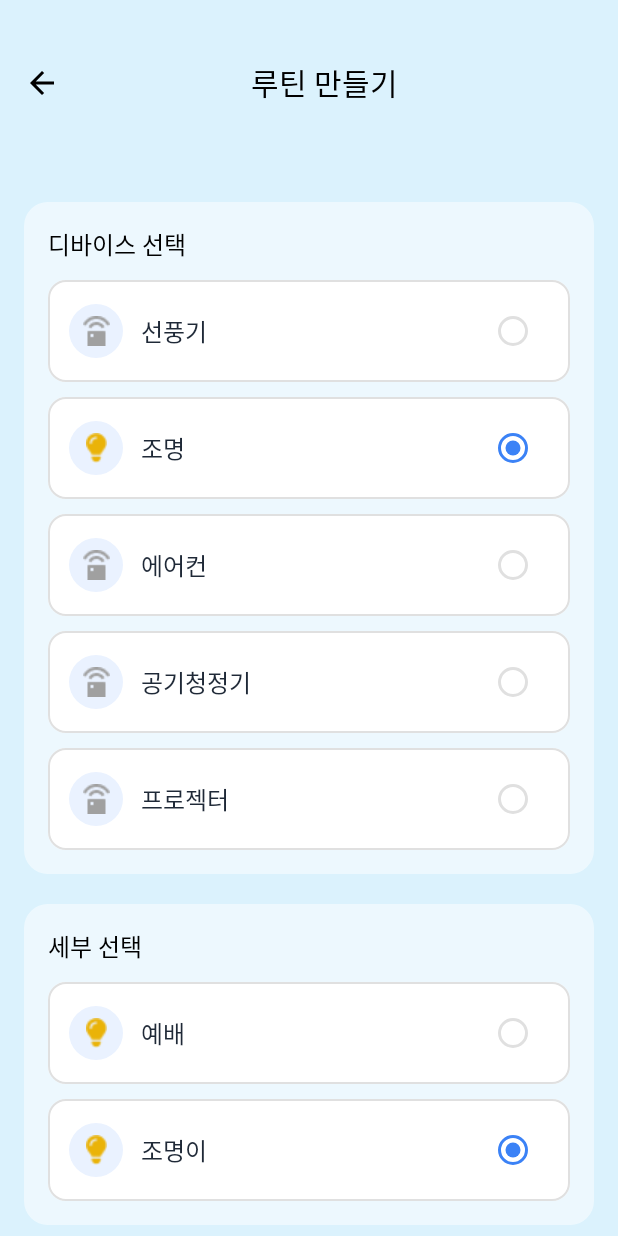
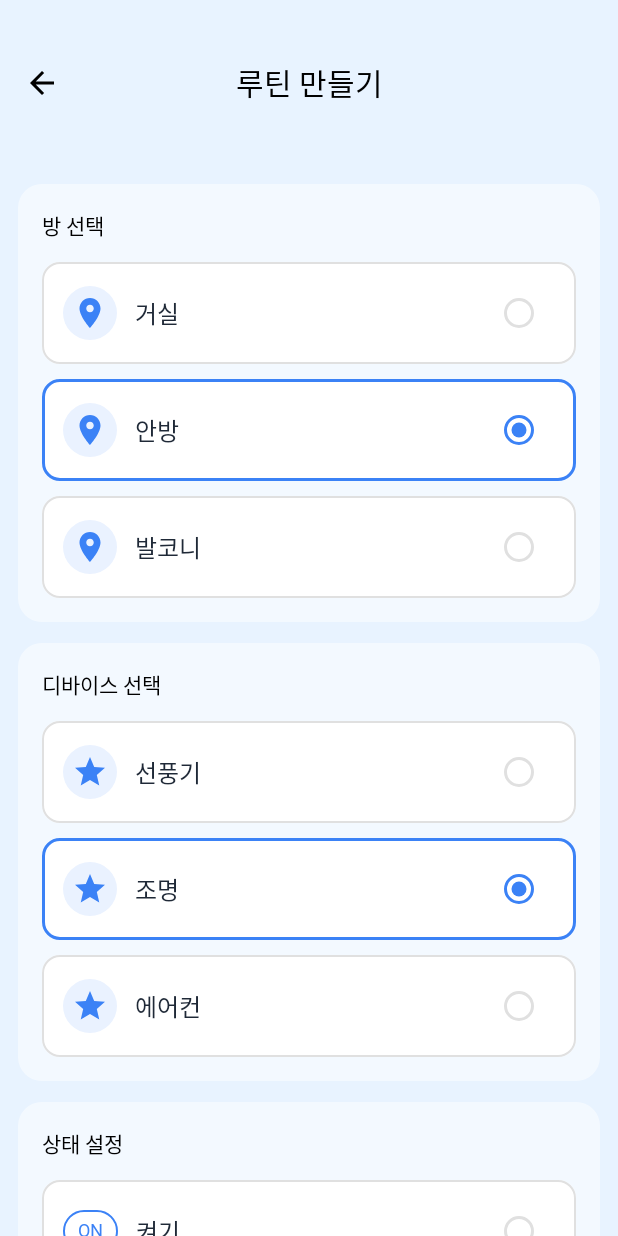
Before and after one commit to MinwooPyeon/Smarthome_IoT, an Android app built with Jetpack Compose: the CreateRoutineSecondScreen screen opened through its navigation route, on a phone screen of 412 x 824 dp. Run offline under Robolectric (Android 15) with nearby library versions, the phone set to English and light mode, and no system bars; Roboto replaces fonts that are not available here.

Commit message:
feat: CreateRoutineSecondScreen ui 수정완료
CreateRoutineSecondScreen  ui 수정완료

Resolves: S13P21D208-84

```diff
--- a/frontend/app/src/main/java/com/example/eeum/ui/screens/CreateRoutineSecondScreen.kt
+++ b/frontend/app/src/main/java/com/example/eeum/ui/screens/CreateRoutineSecondScreen.kt
@@ -1,28 +1,20 @@
 package com.example.eeum.ui.screens
 
 import androidx.compose.foundation.BorderStroke
-import androidx.navigation.NavController
-import androidx.navigation.compose.rememberNavController
-import androidx.compose.foundation.Image
 import androidx.compose.foundation.background
 import androidx.compose.foundation.clickable
-import androidx.compose.foundation.layout.Arrangement
-import androidx.compose.foundation.layout.Box
-import androidx.compose.foundation.layout.Column
-import androidx.compose.foundation.layout.Row
-import androidx.compose.foundation.layout.Spacer
-import androidx.compose.foundation.layout.fillMaxSize
-import androidx.compose.foundation.layout.fillMaxWidth
-import androidx.compose.foundation.layout.heightIn
-import androidx.compose.foundation.layout.padding
-import androidx.compose.foundation.layout.size
-import androidx.compose.foundation.layout.width
+import androidx.compose.foundation.layout.*
 import androidx.compose.foundation.rememberScrollState
-import androidx.compose.foundation.verticalScroll
 import androidx.compose.foundation.shape.CircleShape
 import androidx.compose.foundation.shape.RoundedCornerShape
+import androidx.compose.foundation.verticalScroll
 import androidx.compose.material.icons.Icons
 import androidx.compose.material.icons.automirrored.filled.ArrowBack
+import androidx.compose.material.icons.filled.Add
+import androidx.compose.material.icons.filled.KeyboardArrowDown
+import androidx.compose.material.icons.filled.KeyboardArrowUp
+import androidx.compose.material.icons.filled.LocationOn
+import androidx.compose.material.icons.filled.Star
 import androidx.compose.material3.Button
 import androidx.compose.material3.ButtonDefaults
 import androidx.compose.material3.ExperimentalMaterial3Api
@@ -33,57 +25,58 @@ import androidx.compose.material3.RadioButtonDefaults
 import androidx.compose.material3.Scaffold
 import androidx.compose.material3.Surface
 import androidx.compose.material3.Text
-import androidx.compose.runtime.Composable
-import androidx.compose.runtime.getValue
-import androidx.compose.runtime.mutableIntStateOf
-import androidx.compose.runtime.mutableStateOf
-import androidx.compose.runtime.remember
-import androidx.compose.runtime.setValue
+import androidx.compose.runtime.*
 import androidx.compose.ui.Alignment
 import androidx.compose.ui.Modifier
 import androidx.compose.ui.draw.clip
 import androidx.compose.ui.graphics.Color
-import androidx.compose.ui.layout.ContentScale
-import androidx.compose.ui.res.painterResource
+import androidx.compose.ui.graphics.vector.ImageVector
 import androidx.compose.ui.text.font.FontWeight
 import androidx.compose.ui.tooling.preview.Preview
 import androidx.compose.ui.unit.dp
 import androidx.compose.ui.unit.sp
-import com.example.eeum.R
+import androidx.navigation.NavController
+import androidx.navigation.compose.rememberNavController
 
 private val TextBlue = Color(0xFF3B82F6)
 private val CardBg = Color(0x80FFFFFF)
+private val PageBg = Color(0xFFE8F3FF) // 연한 하늘색 배경
 private val BorderGray = Color(0xFFE0E0E0)
+private val IconBg = Color(0xFFEAF2FF)
 
 @OptIn(ExperimentalMaterial3Api::class)
 @Composable
 fun CreateRoutineSecondScreen(navController: NavController) {
-    var selectedDeviceIdx by remember { mutableIntStateOf(1) } // 기본 선택: "조명"
-    var selectedDetailIdx by remember { mutableIntStateOf(1) } // 기본 선택: "조명이"
-    var startTime by remember { mutableStateOf("08:00") }
-    var endTime by remember { mutableStateOf("22:00") }
+    // 상태값들
+    var selectedRoomIdx by remember { mutableIntStateOf(1) }     // 방 선택(거실/안방/발코니) - 기본 "안방"
+    var selectedDeviceIdx by remember { mutableIntStateOf(1) }   // 디바이스 - 기본 "조명"
+    var selectedStateIdx by remember { mutableIntStateOf(1) }    // 상태 설정 - 0=켜기, 1=끄기 (기본 끄기)
+    var windLevel by remember { mutableIntStateOf(2) }           // 바람 세기 - 1~5 (기본 2)
+    var acTemp by remember { mutableIntStateOf(24) }             // 에어컨 온도 (기본 24℃)
+
+    val roomItems = listOf(
+        RowItem(Icons.Filled.LocationOn, "거실"),
+        RowItem(Icons.Filled.LocationOn, "안방"),
+        RowItem(Icons.Filled.LocationOn, "발코니")
+    )
 
     val deviceItems = listOf(
-        DeviceItem(R.drawable.ic_device, "선풍기"),
-        DeviceItem(R.drawable.ic_light, "조명"),
-        DeviceItem(R.drawable.ic_device, "에어컨"),
-        DeviceItem(R.drawable.ic_device, "공기청정기"),
-        DeviceItem(R.drawable.ic_device, "프로젝터")
+        RowItem(Icons.Filled.Star, "선풍기"),
+        RowItem(Icons.Filled.Star, "조명"),
+        RowItem(Icons.Filled.Star, "에어컨")
     )
 
-    val detailItems = listOf(
-        DeviceItem(R.drawable.ic_light, "예배"),
-        DeviceItem(R.drawable.ic_light, "조명이")
+    val stateItems = listOf(
+        // 칩 텍스트 + 제목
+        StateItem("ON", "켜기"),
+        StateItem("OFF", "끄기")
     )
 
-    Box(Modifier.fillMaxSize()) {
-        Image(
-            painter = painterResource(id = R.drawable.background),
-            contentDescription = null,
-            modifier = Modifier.fillMaxSize(),
-            contentScale = ContentScale.Crop
-        )
-
+    Box(
+        modifier = Modifier
+            .fillMaxSize()
+            .background(PageBg)
+    ) {
         Scaffold(
             containerColor = Color.Transparent,
             topBar = {
@@ -101,118 +94,181 @@ fun CreateRoutineSecondScreen(navController: NavController) {
                         modifier = Modifier.clickable { navController.popBackStack() }
                     )
                     Text("루틴 만들기", fontSize = 20.sp, fontWeight = FontWeight.Bold)
-                    Text(" ", color = TextBlue, fontSize = 16.sp)
+                    // 오른쪽 공간 맞춤용
+                    Spacer(modifier = Modifier.size(24.dp))
                 }
             }
-) { inner ->
+        ) { inner ->
             Column(
                 modifier = Modifier
                     .fillMaxSize()
                     .padding(inner)
                     .verticalScroll(rememberScrollState())
-                    .padding(horizontal = 16.dp, vertical = 24.dp),
-                verticalArrangement = Arrangement.spacedBy(20.dp)
+                    .padding(horizontal = 12.dp, vertical = 12.dp),
+                verticalArrangement = Arrangement.spacedBy(14.dp)
             ) {
-                // 디바이스 선택 카드
-                Surface(shape = RoundedCornerShape(16.dp), color = CardBg) {
-                    Column(
-                        modifier = Modifier
-                            .fillMaxWidth()
-                            .padding(16.dp),
-                        verticalArrangement = Arrangement.spacedBy(12.dp)
-                    ) {
-                        Text("디바이스 선택", fontSize = 16.sp, fontWeight = FontWeight.SemiBold)
-                        Column(verticalArrangement = Arrangement.spacedBy(10.dp)) {
-                            deviceItems.forEachIndexed { idx, item ->
-                                RadioListRow(
-                                    title = item.title,
-                                    iconRes = item.iconRes,
-                                    selected = selectedDeviceIdx == idx,
-                                    onClick = { selectedDeviceIdx = idx }
-                                )
-                            }
+                // 방 선택
+                SectionCard(title = "방 선택") {
+                    Column(verticalArrangement = Arrangement.spacedBy(10.dp)) {
+                        roomItems.forEachIndexed { idx, item ->
+                            RadioListRow(
+                                title = item.title,
+                                icon = item.icon,
+                                selected = selectedRoomIdx == idx,
+                                onClick = { selectedRoomIdx = idx }
+                            )
                         }
                     }
                 }
 
-                // 세부 선택 카드
-                Surface(shape = RoundedCornerShape(16.dp), color = CardBg) {
-                    Column(
-                        modifier = Modifier
-                            .fillMaxWidth()
-                            .padding(16.dp),
-                        verticalArrangement = Arrangement.spacedBy(12.dp)
-                    ) {
-                        Text("세부 선택", fontSize = 16.sp, fontWeight = FontWeight.SemiBold)
-                        Column(verticalArrangement = Arrangement.spacedBy(10.dp)) {
-                            detailItems.forEachIndexed { idx, item ->
-                                RadioListRow(
-                                    title = item.title,
-                                    iconRes = item.iconRes,
-                                    selected = selectedDetailIdx == idx,
-                                    onClick = { selectedDetailIdx = idx }
-                                )
-                            }
+                // 디바이스 선택
+                SectionCard(title = "디바이스 선택") {
+                    Column(verticalArrangement = Arrangement.spacedBy(10.dp)) {
+                        deviceItems.forEachIndexed { idx, item ->
+                            RadioListRow(
+                                title = item.title,
+                                icon = item.icon,
+                                selected = selectedDeviceIdx == idx,
+                                onClick = { selectedDeviceIdx = idx }
+                            )
                         }
                     }
                 }
 
-                // 시간 설정 카드
-                Surface(shape = RoundedCornerShape(16.dp), color = CardBg) {
-                    Column(
-                        modifier = Modifier
-                            .fillMaxWidth()
-                            .padding(16.dp),
-                        verticalArrangement = Arrangement.spacedBy(16.dp)
-                    ) {
-                        Text("시간 설정", fontSize = 16.sp, fontWeight = FontWeight.SemiBold)
-
-                        TimeRow(label = "시작 시간", time = startTime)
-                        TimeRow(label = "종료 시간", time = endTime)
+                // 상태 설정 (켜기/끄기) — 칩 + 라디오
+                SectionCard(title = "상태 설정") {
+                    Column(verticalArrangement = Arrangement.spacedBy(10.dp)) {
+                        stateItems.forEachIndexed { idx, item ->
+                            RadioListRowWithChip(
+                                chipText = item.chip,
+                                title = item.title,
+                                selected = selectedStateIdx == idx,
+                                onClick = { selectedStateIdx = idx }
+                            )
+                        }
                     }
                 }
 
+                // 바람 세기 (세그먼트)
+                SectionCard(title = "바람 세기") {
+                    SegmentedNumberSelector(
+                        count = 5,
+                        selected = windLevel,
+                        onSelect = { windLevel = it }
+                    )
+                }
+
+                // 에어컨 온도
+                SectionCard(title = "에어컨 온도") {
+                    Column(
+                        modifier = Modifier.fillMaxWidth(),
+                        horizontalAlignment = Alignment.CenterHorizontally
+                    ) {
+                        Surface(
+                            shape = RoundedCornerShape(16.dp),
+                            color = Color.White,
+                            border = BorderStroke(1.dp, BorderGray),
+                            modifier = Modifier
+                                .fillMaxWidth()
+                                .heightIn(min = 96.dp)
+                        ) {
+                            Box(Modifier.fillMaxSize(), contentAlignment = Alignment.Center) {
+                                Text("${acTemp}°C", fontSize = 32.sp, fontWeight = FontWeight.SemiBold)
+                            }
+                        }
+                        Spacer(Modifier.height(12.dp))
+                        Row(
+                            horizontalArrangement = Arrangement.spacedBy(16.dp),
+                            verticalAlignment = Alignment.CenterVertically
+                        ) {
+                            SquareIconButton(
+                                icon = Icons.Filled.KeyboardArrowUp,
+                                onClick = { if (acTemp < 30) acTemp++ }
+                            )
+                            SquareIconButton(
+                                icon = Icons.Filled.KeyboardArrowDown,
+                                onClick = { if (acTemp > 16) acTemp-- }
+                            )
+                        }
+                    }
+                }
+
+                Spacer(Modifier.height(6.dp))
+
                 Button(
                     onClick = { navController.popBackStack() },
-                    modifier = Modifier.fillMaxWidth(),
-                    shape = RoundedCornerShape(12.dp),
+                    modifier = Modifier
+                        .fillMaxWidth()
+                        .height(52.dp),
+                    shape = RoundedCornerShape(14.dp),
                     colors = ButtonDefaults.buttonColors(
-                        containerColor = TextBlue, contentColor = Color.White
+                        containerColor = TextBlue,
+                        contentColor = Color.White
                     )
                 ) {
-                    Text("동작 저장", fontSize = 16.sp, fontWeight = FontWeight.Medium)
+                    Row(verticalAlignment = Alignment.CenterVertically) {
+                        Spacer(Modifier.width(6.dp))
+                        Text("동작 저장", fontSize = 16.sp, fontWeight = FontWeight.Medium)
+                    }
                 }
             }
         }
     }
 }
 
-@Preview(showBackground = true)
+@Preview(showBackground = true, backgroundColor = 0xFFE8F3FF)
 @Composable
 private fun Preview_CreateRoutineSecondScreen() {
     val nav = rememberNavController()
     CreateRoutineSecondScreen(navController = nav)
 }
 
-private data class DeviceItem(val iconRes: Int, val title: String)
+/* ---------- UI 구성요소들 ---------- */
+
+private data class RowItem(val icon: ImageVector, val title: String)
+private data class StateItem(val chip: String, val title: String)
+
+@Composable
+private fun SectionCard(
+    title: String,
+    content: @Composable ColumnScope.() -> Unit
+) {
+    Surface(
+        shape = RoundedCornerShape(16.dp),
+        color = CardBg,
+        modifier = Modifier.fillMaxWidth()
+    ) {
+        Column(
+            modifier = Modifier
+                .fillMaxWidth()
+                .padding(16.dp),
+            verticalArrangement = Arrangement.spacedBy(12.dp)
+        ) {
+            Text(title, fontSize = 14.sp, fontWeight = FontWeight.SemiBold)
+            Column(content = content)
+        }
+    }
+}
 
 @Composable
 private fun RadioListRow(
     title: String,
-    iconRes: Int,
+    icon: ImageVector,
     selected: Boolean,
     onClick: () -> Unit
 ) {
     Surface(
         shape = RoundedCornerShape(12.dp),
         color = Color.White,
-        border = BorderStroke(1.dp, BorderGray)
+        border = BorderStroke(if (selected) 2.dp else 1.dp, if (selected) TextBlue else BorderGray),
+        modifier = Modifier
+            .fillMaxWidth()
+            .heightIn(min = 56.dp)
+            .clickable { onClick() }
     ) {
         Row(
             modifier = Modifier
                 .fillMaxWidth()
-                .heightIn(min = 56.dp)
-                .clickable { onClick() }
                 .padding(horizontal = 14.dp, vertical = 10.dp),
             verticalAlignment = Alignment.CenterVertically
         ) {
@@ -220,10 +276,66 @@ private fun RadioListRow(
                 modifier = Modifier
                     .size(36.dp)
                     .clip(CircleShape)
-                    .background(Color(0xFFEAF2FF)),
+                    .background(IconBg),
                 contentAlignment = Alignment.Center
             ) {
-                Image(painter = painterResource(id = iconRes), contentDescription = null, modifier = Modifier.size(20.dp))
+                Icon(icon, contentDescription = null, tint = TextBlue)
+            }
+            Spacer(Modifier.width(12.dp))
+            Text(
+                title,
+                fontSize = 16.sp,
+                fontWeight = FontWeight.Medium,
+                modifier = Modifier.weight(1f)
+            )
+            RadioButton(
+                selected = selected,
+                onClick = onClick,
+                colors = RadioButtonDefaults.colors(
+                    selectedColor = TextBlue,
+                    unselectedColor = BorderGray
+                )
+            )
+        }
+    }
+}
+
+@Composable
+private fun RadioListRowWithChip(
+    chipText: String,
+    title: String,
+    selected: Boolean,
+    onClick: () -> Unit
+) {
+    Surface(
+        shape = RoundedCornerShape(12.dp),
+        color = Color.White,
+        border = BorderStroke(if (selected) 2.dp else 1.dp, if (selected) TextBlue else BorderGray),
+        modifier = Modifier
+            .fillMaxWidth()
+            .heightIn(min = 56.dp)
+            .clickable { onClick() }
+    ) {
+        Row(
+            modifier = Modifier
+                .fillMaxWidth()
+                .padding(horizontal = 14.dp, vertical = 10.dp),
+            verticalAlignment = Alignment.CenterVertically
+        ) {
+            // 칩
+            Surface(
+                shape = RoundedCornerShape(20.dp),
+                border = BorderStroke(1.dp, TextBlue),
+                color = Color.Transparent,
+                modifier = Modifier
+                    .height(28.dp)
+            ) {
+                Box(
+                    modifier = Modifier.padding(horizontal = 10.dp),
+                    contentAlignment = Alignment.Center
+                ) {
+                    Text(chipText, color = TextBlue, fontSize = 12.sp, fontWeight = FontWeight.SemiBold)
+                }
             }
             Spacer(Modifier.width(12.dp))
             Text(title, fontSize = 16.sp, fontWeight = FontWeight.Medium, modifier = Modifier.weight(1f))
@@ -240,24 +352,53 @@ private fun RadioListRow(
 }
 
 @Composable
-private fun TimeRow(label: String, time: String) {
+private fun SegmentedNumberSelector(
+    count: Int,
+    selected: Int,
+    onSelect: (Int) -> Unit
+) {
     Row(
         modifier = Modifier.fillMaxWidth(),
-        verticalAlignment = Alignment.CenterVertically,
-        horizontalArrangement = Arrangement.SpaceBetween
+        horizontalArrangement = Arrangement.spacedBy(10.dp)
     ) {
-        Text(label, style = MaterialTheme.typography.bodyLarge)
-        Surface(
-            shape = RoundedCornerShape(12.dp),
-            color = Color.White,
-            border = BorderStroke(1.dp, BorderGray)
-        ) {
-            Text(
-                text = time,
-                modifier = Modifier.padding(horizontal = 16.dp, vertical = 10.dp),
-                fontSize = 16.sp,
-                fontWeight = FontWeight.Medium
-            )
+        (1..count).forEach { i ->
+            val isSelected = i == selected
+            Surface(
+                shape = RoundedCornerShape(12.dp),
+                color = if (isSelected) TextBlue else Color.White,
+                border = BorderStroke(1.dp, if (isSelected) TextBlue else BorderGray),
+                modifier = Modifier
+                    .weight(1f)
+                    .height(44.dp)
+                    .clickable { onSelect(i) }
+            ) {
+                Box(contentAlignment = Alignment.Center) {
+                    Text(
+                        text = "$i",
+                        fontSize = 16.sp,
+                        fontWeight = FontWeight.Medium,
+                        color = if (isSelected) Color.White else Color.Black
+                    )
+                }
+            }
         }
     }
 }
+
+@Composable
+private fun SquareIconButton(
+    icon: ImageVector,
+    onClick: () -> Unit
+) {
+    Surface(
+        color = TextBlue,
+        shape = RoundedCornerShape(10.dp),
+        modifier = Modifier
+            .size(44.dp)
+            .clickable { onClick() }
+    ) {
+        Box(contentAlignment = Alignment.Center) {
+            Icon(icon, contentDescription = null, tint = Color.White)
+        }
+    }
+}
```
